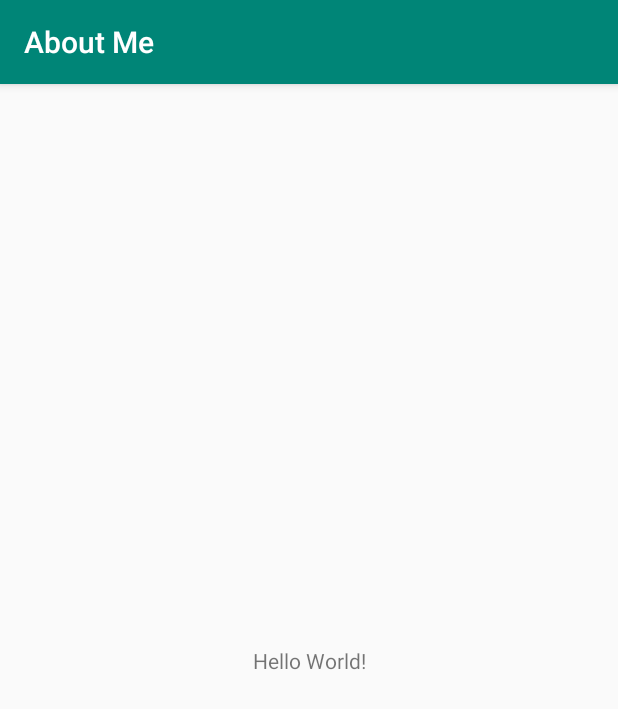
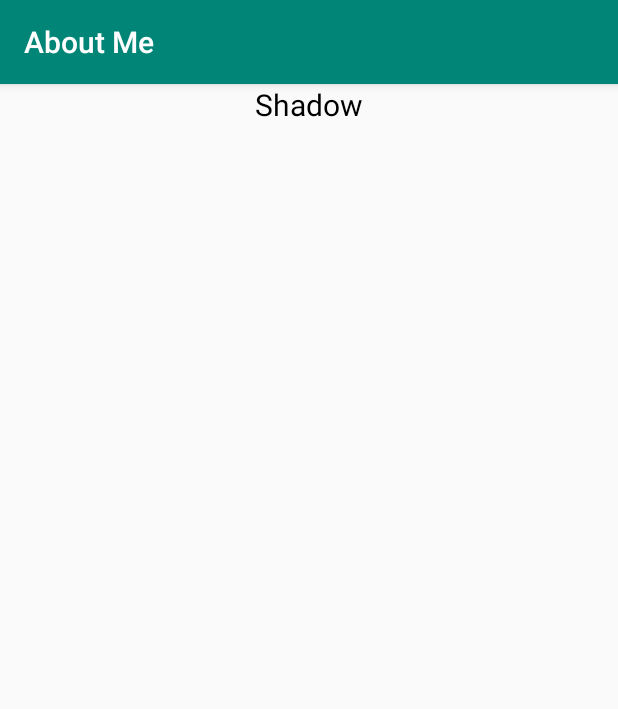
Before and after one commit to gagmag212/aboutme, an Android app: the screen it shows after launch (MainActivity), on a phone screen of 412 x 824 dp. Shown: the top 709 px of the screen. Run offline under Robolectric (Android 15) with nearby library versions, the phone set to English and light mode, and no system bars.

Commit message:
add author

```diff
--- a/app/src/main/res/layout/activity_main.xml
+++ b/app/src/main/res/layout/activity_main.xml
@@ -1,19 +1,15 @@
-<?xml version="1.0" encoding="utf-8"?>
-<androidx.constraintlayout.widget.ConstraintLayout
+<LinearLayout
         xmlns:android="http://schemas.android.com/apk/res/android"
         xmlns:tools="http://schemas.android.com/tools"
         xmlns:app="http://schemas.android.com/apk/res-auto"
         android:layout_width="match_parent"
         android:layout_height="match_parent"
+        android:orientation="vertical"
         tools:context=".MainActivity">
 
     <TextView
-            android:layout_width="wrap_content"
-            android:layout_height="wrap_content"
-            android:text="Hello World!"
-            app:layout_constraintBottom_toBottomOf="parent"
-            app:layout_constraintLeft_toLeftOf="parent"
-            app:layout_constraintRight_toRightOf="parent"
-            app:layout_constraintTop_toTopOf="parent"/>
-
-</androidx.constraintlayout.widget.ConstraintLayout>
+            android:text="@string/name"
+            android:layout_width="match_parent"
+            android:layout_height="wrap_content" android:id="@+id/name_text" android:textSize="@dimen/text_size"
+            android:textColor="@android:color/black" android:textAlignment="center"/>
+</LinearLayout>
--- /dev/null
+++ b/app/src/main/res/values/dimens.xml
@@ -0,0 +1,4 @@
+<?xml version="1.0" encoding="utf-8"?>
+<resources>
+    <dimen name="text_size">20sp</dimen>
+</resources>
--- a/app/src/main/res/values/strings.xml
+++ b/app/src/main/res/values/strings.xml
@@ -1,3 +1,4 @@
 <resources>
     <string name="app_name">About Me</string>
+    <string name="name">Shadow</string>
 </resources>
```
